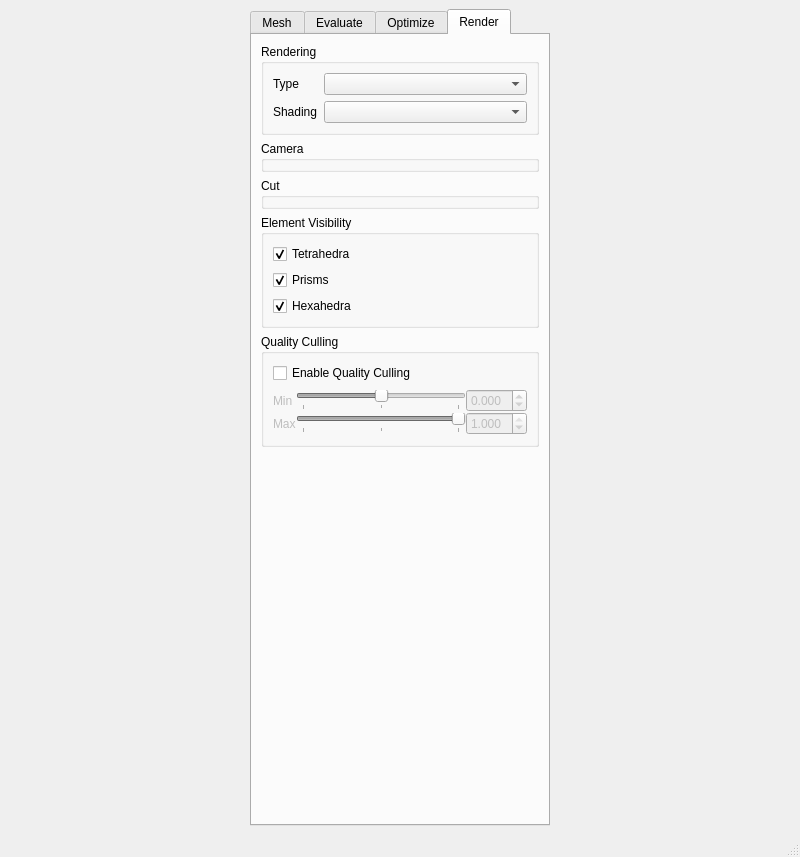
Before: the Qt Designer form UserInterface/MainWindow.ui in wibus/GpuMesh, drawn with Qt 5.
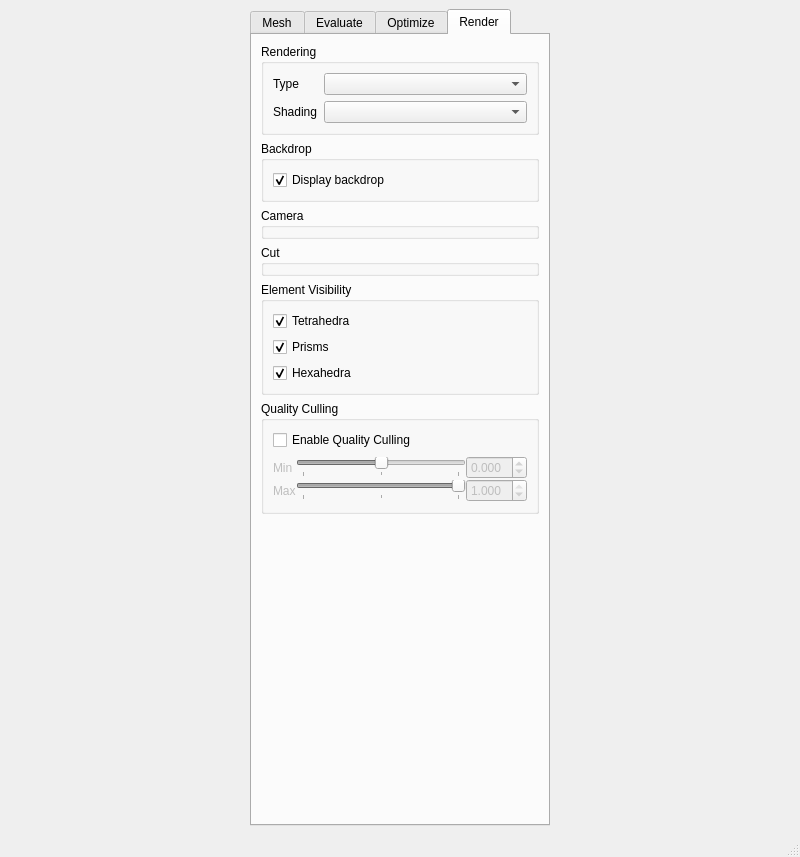
After: the same form once the commit is applied. The open tabs and pages were chosen to show the change.

Commit message: Toggle backdrop and white background

```diff
--- a/UserInterface/MainWindow.ui
+++ b/UserInterface/MainWindow.ui
@@ -737,6 +737,25 @@
           </layout>
          </widget>
         </item>
+        <item>
+         <widget class="QGroupBox" name="backdropGroup">
+          <property name="title">
+           <string>Backdrop</string>
+          </property>
+          <layout class="QVBoxLayout" name="verticalLayout_9">
+           <item>
+            <widget class="QCheckBox" name="displayBackdropCheck">
+             <property name="text">
+              <string>Display backdrop</string>
+             </property>
+             <property name="checked">
+              <bool>true</bool>
+             </property>
+            </widget>
+           </item>
+          </layout>
+         </widget>
+        </item>
         <item>
          <widget class="QGroupBox" name="cameraGroup">
           <property name="title">
```
The commit also changes 6 other files.
